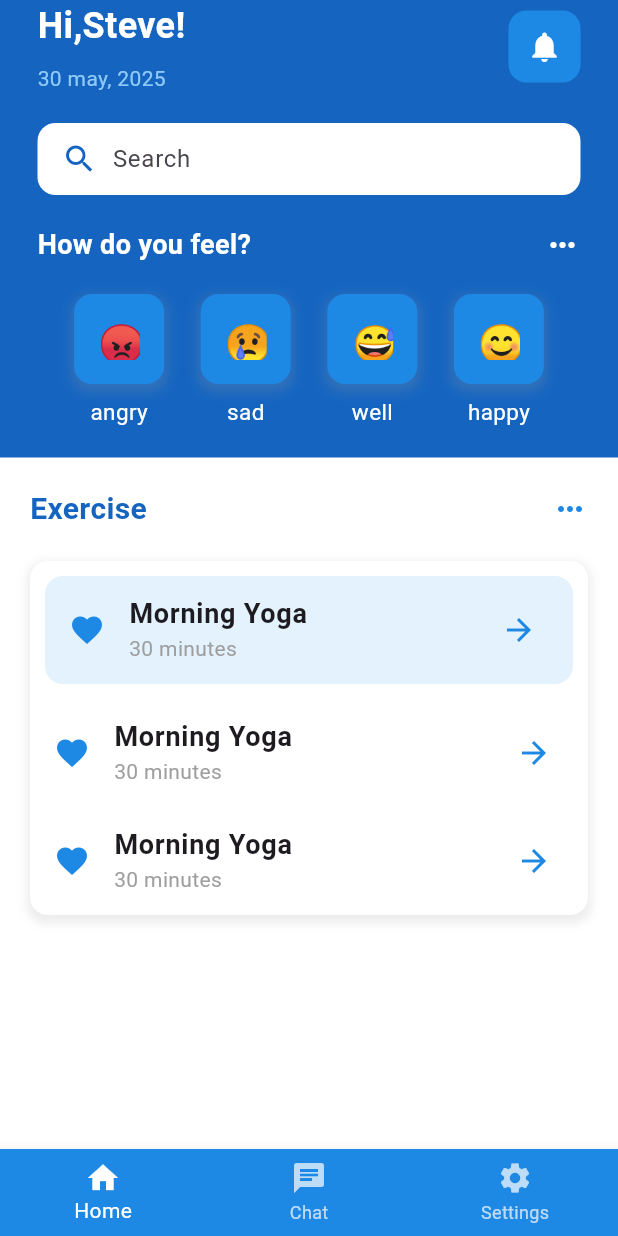
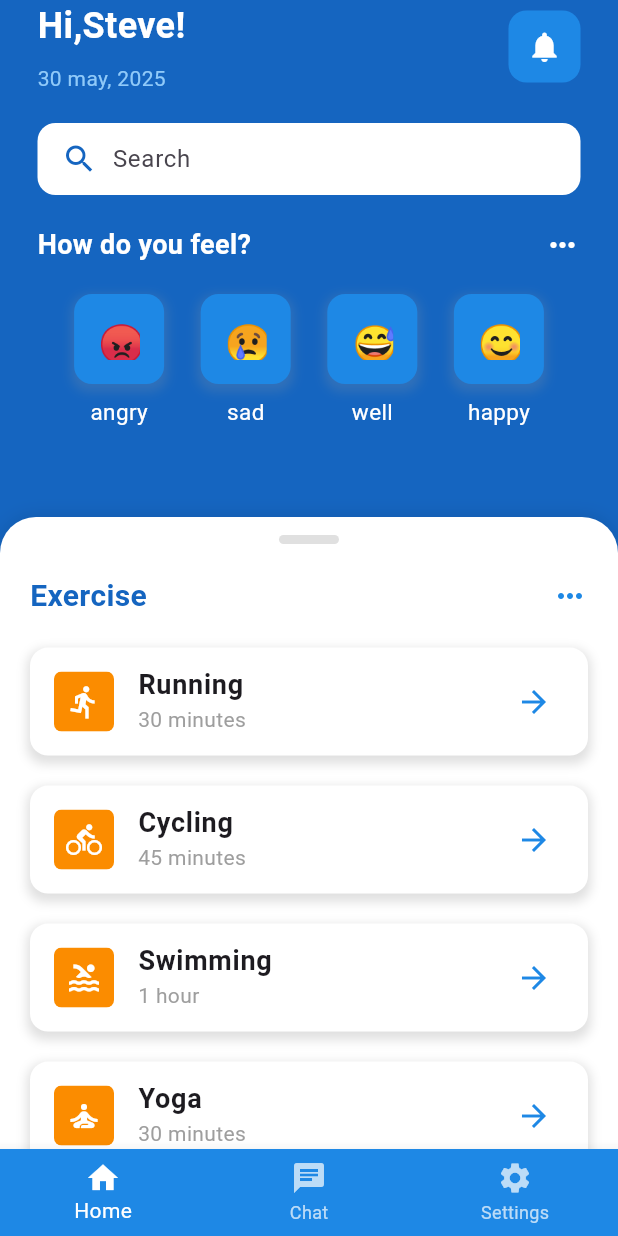
Before and after one commit to stevecchow/flutter-series, a Flutter app: the screen it shows after launch, on a phone screen of 412 x 824 dp. Run offline on Flutter 3.47's test engine with Material 3 defaults, Android fonts, the phone set to English and light mode, and no system bars.

Commit message:
add new page

```diff
--- /dev/null
+++ b/dribbledemo_1/lib/components/list_Item.dart
@@ -0,0 +1,53 @@
+import 'package:flutter/material.dart';
+
+class ListItem extends StatelessWidget {
+  final String title;
+  final String subtitle;
+  final IconData icon;
+
+  const ListItem({
+    super.key,
+    required this.title,
+    required this.subtitle,
+    required this.icon,
+  });
+
+  @override
+  Widget build(BuildContext context) {
+    return Container(
+      // margin 左右各20像素，下 20，上0像素
+      margin: const EdgeInsets.only(left: 20, right: 20, bottom: 20, top: 0),
+      decoration: BoxDecoration(
+        color: Colors.white,
+        borderRadius: BorderRadius.circular(12),
+        boxShadow: [
+          BoxShadow(
+            color: Colors.grey[300]!,
+            spreadRadius: 2,
+            blurRadius: 5,
+            offset: const Offset(0, 3), // changes position of shadow
+          ),
+        ],
+      ),
+      child: ListTile(
+        leading: ClipRRect(
+          borderRadius: BorderRadius.circular(5),
+          child: Container(
+            padding: const EdgeInsets.all(8.0),
+            color: Colors.orange[600],
+            child: Icon(icon, color: Colors.white),
+          ),
+        ),
+        title: Text(
+          title,
+          style: TextStyle(fontSize: 18, fontWeight: FontWeight.bold),
+        ),
+        subtitle: Text(
+          subtitle,
+          style: TextStyle(fontSize: 14, color: Colors.grey),
+        ),
+        trailing: Icon(Icons.arrow_forward, color: Colors.blue[600]),
+      ),
+    );
+  }
+}
--- a/dribbledemo_1/lib/pages/home_page.dart
+++ b/dribbledemo_1/lib/pages/home_page.dart
@@ -1,5 +1,6 @@
 import 'package:dribbledemo_1/components/emotion_face.dart';
 import 'package:flutter/material.dart';
+import 'package:dribbledemo_1/components/list_Item.dart';
 
 class HomePage extends StatefulWidget {
   const HomePage({super.key});
@@ -27,7 +28,7 @@ class _HomePageState extends State<HomePage> {
         ],
       ),
       body: SafeArea(
-        child: Column(
+        child: Stack(
           children: [
             Padding(
               padding: const EdgeInsets.symmetric(horizontal: 25.0),
@@ -71,7 +72,6 @@ class _HomePageState extends State<HomePage> {
                       ),
                     ],
                   ),
-
                   // search bar
                   Container(
                     margin: const EdgeInsets.symmetric(vertical: 20.0),
@@ -95,7 +95,6 @@ class _HomePageState extends State<HomePage> {
                       ],
                     ),
                   ),
-
                   // How do you feel?
                   Row(
                     mainAxisAlignment: MainAxisAlignment.spaceBetween,
@@ -111,7 +110,6 @@ class _HomePageState extends State<HomePage> {
                       Icon(Icons.more_horiz, color: Colors.white),
                     ],
                   ),
-
                   // Emotion Cards
                   SizedBox(height: 20),
                   Row(
@@ -131,15 +129,38 @@ class _HomePageState extends State<HomePage> {
               ),
             ),
             SizedBox(height: 20),
-            Expanded(
+            DraggableScrollableSheet(
+              initialChildSize: 0.55, // 初始高度（百分比）
+              minChildSize: 0.55, // 最小高度
+              maxChildSize: 0.90, // 最大高度
+              builder: (context, scrollController) {
+                return Container(
+                  decoration: BoxDecoration(
+                    color: Colors.white,
+                    borderRadius: BorderRadius.vertical(
+                      top: Radius.circular(24),
+                    ),
+                    boxShadow: [
+                      BoxShadow(color: Colors.black12, blurRadius: 10),
+                    ],
+                  ),
+                  child: ListView(
+                    controller: scrollController,
+                    children: [
+                      const SizedBox(height: 12),
+                      Center(
                         child: Container(
+                          width: 40,
+                          height: 6,
+                          decoration: BoxDecoration(
+                            color: Colors.grey[300],
+                            borderRadius: BorderRadius.circular(12),
+                          ),
+                        ),
+                      ),
+                      Container(
                         padding: const EdgeInsets.all(20.0),
-                color: Colors.white,
-                height: 500.0,
-                child: Center(
-                  child: Column(
-                    children: [
-                      Row(
+                        child: Row(
                           mainAxisAlignment: MainAxisAlignment.spaceBetween,
                           children: [
                             Text(
@@ -153,111 +174,54 @@ class _HomePageState extends State<HomePage> {
                             Icon(Icons.more_horiz, color: Colors.blue[600]),
                           ],
                         ),
-                      SizedBox(height: 20),
-                      Container(
-                        decoration: BoxDecoration(
-                          color: Colors.white,
-                          borderRadius: BorderRadius.circular(12),
-                          boxShadow: [
-                            BoxShadow(
-                              color: Colors.grey.withOpacity(0.2),
-                              spreadRadius: 2,
-                              blurRadius: 5,
-                              offset: const Offset(
-                                0,
-                                3,
-                              ), // changes position of shadow
                       ),
-                          ],
-                        ),
+                      SizedBox(
+                        child: SingleChildScrollView(
                           child: Column(
                             children: [
-                            Container(
-                              margin: const EdgeInsets.all(10.0),
-                              decoration: BoxDecoration(
-                                color: Colors.blue[50],
-                                borderRadius: BorderRadius.circular(12),
+                              ListItem(
+                                title: 'Running',
+                                subtitle: '30 minutes',
+                                icon: Icons.directions_run,
                               ),
-                              child: ListTile(
-                                leading: Icon(
-                                  Icons.favorite,
-                                  color: Colors.blue[600],
+                              ListItem(
+                                title: 'Cycling',
+                                subtitle: '45 minutes',
+                                icon: Icons.directions_bike,
                               ),
-                                title: Text(
-                                  'Morning Yoga',
-                                  style: TextStyle(
-                                    fontSize: 18,
-                                    fontWeight: FontWeight.bold,
+                              ListItem(
+                                title: 'Swimming',
+                                subtitle: '1 hour',
+                                icon: Icons.pool,
                               ),
+                              ListItem(
+                                title: 'Yoga',
+                                subtitle: '30 minutes',
+                                icon: Icons.self_improvement,
                               ),
-                                subtitle: Text(
-                                  '30 minutes',
-                                  style: TextStyle(
-                                    fontSize: 14,
-                                    color: Colors.grey,
+                              ListItem(
+                                title: 'Weightlifting',
+                                subtitle: '1 hour',
+                                icon: Icons.fitness_center,
                               ),
+                              ListItem(
+                                title: 'Weightlifting',
+                                subtitle: '1 hour',
+                                icon: Icons.fitness_center,
                               ),
-                                trailing: Icon(
-                                  Icons.arrow_forward,
-                                  color: Colors.blue[600],
-                                ),
-                              ),
-                            ),
-                            ListTile(
-                              leading: Icon(
-                                Icons.favorite,
-                                color: Colors.blue[600],
-                              ),
-                              title: Text(
-                                'Morning Yoga',
-                                style: TextStyle(
-                                  fontSize: 18,
-                                  fontWeight: FontWeight.bold,
-                                ),
-                              ),
-                              subtitle: Text(
-                                '30 minutes',
-                                style: TextStyle(
-                                  fontSize: 14,
-                                  color: Colors.grey,
-                                ),
-                              ),
-                              trailing: Icon(
-                                Icons.arrow_forward,
-                                color: Colors.blue[600],
-                              ),
-                            ),
-                            ListTile(
-                              leading: Icon(
-                                Icons.favorite,
-                                color: Colors.blue[600],
-                              ),
-                              title: Text(
-                                'Morning Yoga',
-                                style: TextStyle(
-                                  fontSize: 18,
-                                  fontWeight: FontWeight.bold,
-                                ),
-                              ),
-                              subtitle: Text(
-                                '30 minutes',
-                                style: TextStyle(
-                                  fontSize: 14,
-                                  color: Colors.grey,
-                                ),
-                              ),
-                              trailing: Icon(
-                                Icons.arrow_forward,
-                                color: Colors.blue[600],
-                              ),
-                            ),
-                          ],
-                        ),
+                              ListItem(
+                                title: 'Weightlifting',
+                                subtitle: '1 hour',
+                                icon: Icons.fitness_center,
                               ),
                             ],
                           ),
                         ),
                       ),
+                    ],
+                  ),
+                );
+              },
             ),
           ],
         ),
```
Also changed, not shown: 1 other file. Lines whose indentation alone changed are shown as unchanged.
